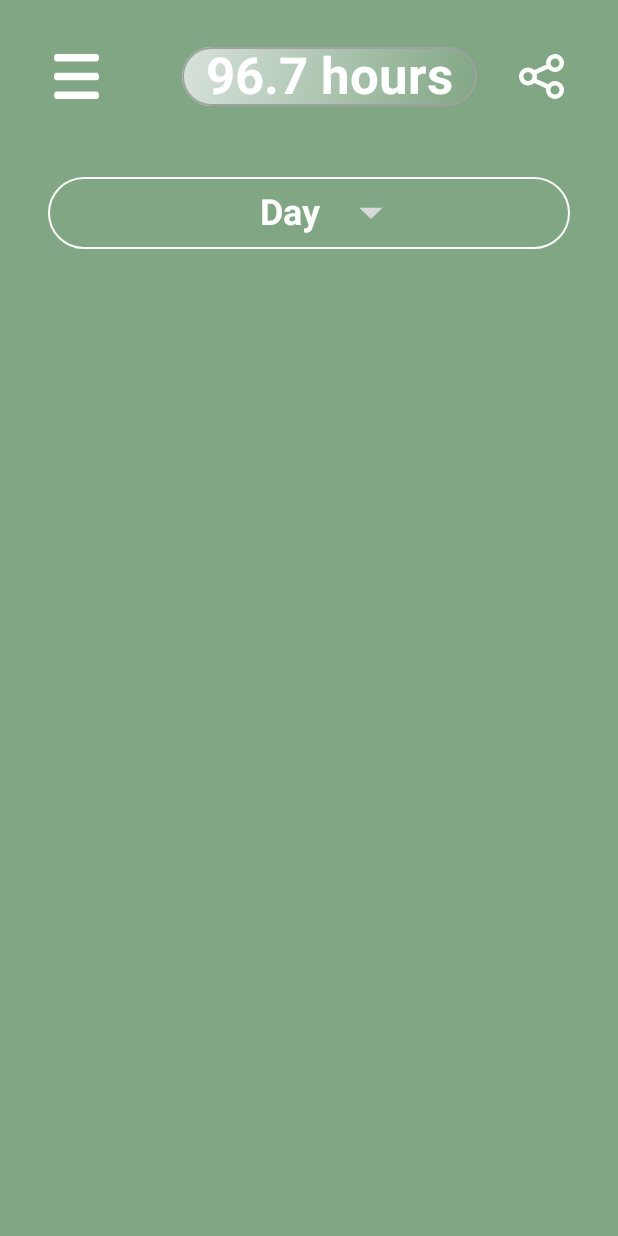
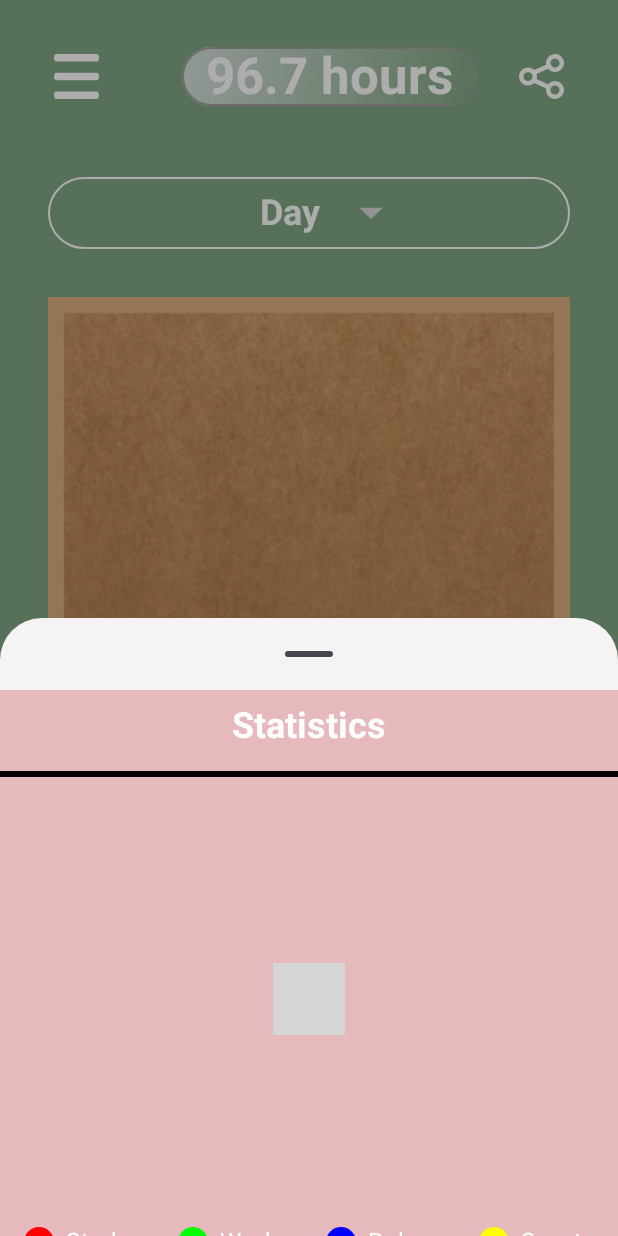
Before and after one commit to steveNguyen1206/RunRunRun, an Android app built with Jetpack Compose: the screen it shows after launch (MainActivity), on a phone screen of 412 x 824 dp. Run offline under Robolectric (Android 15) with nearby library versions, the phone set to English and light mode, and no system bars; our stand-ins replace Dagger/Hilt's generated code, window size class; libraries missing offline, so code that uses them is left out: co.yml.charts; pictures from the network do not load; 8 statements that could not run were skipped; grey boxes are pictures that could not be loaded.

Commit message:
Statictis botttom sheet OK

```diff
--- a/app/build.gradle.kts
+++ b/app/build.gradle.kts
@@ -13,7 +13,7 @@ android {
 
     defaultConfig {
         applicationId = "com.example.travlingfocus"
-        minSdk = 24
+        minSdk = 26
         targetSdk = 34
         versionCode = 1
         versionName = "1.0"
@@ -66,6 +66,9 @@ android {
 }
 
 dependencies {
+//    YCharts
+//    implementation("co.yml:ycharts:1.1.0")
+    implementation("co.yml:ycharts:2.1.0")
 
     implementation("androidx.core:core-ktx:1.12.0")
     implementation("androidx.lifecycle:lifecycle-runtime-ktx:2.7.0")
--- a/app/src/main/java/com/example/travlingfocus/composable/MyTabs.kt
+++ b/app/src/main/java/com/example/travlingfocus/composable/MyTabs.kt
@@ -203,7 +203,8 @@ fun MyTabReward(
         Image(
             modifier = Modifier
                 .padding(16.dp)
-                .padding(4.dp),
+                .padding(4.dp)
+                .width(30.dp),
             painter = painterResource(id = R.drawable.ico_share),
             contentDescription = null,
             contentScale = ContentScale.Fit,
--- /dev/null
+++ b/app/src/main/java/com/example/travlingfocus/rewardscreen/MultipleBarChart.kt
@@ -0,0 +1,249 @@
+package com.example.travlingfocus.rewardscreen
+
+import androidx.compose.foundation.Canvas
+import androidx.compose.foundation.background
+import androidx.compose.foundation.border
+import androidx.compose.foundation.gestures.Orientation
+import androidx.compose.foundation.gestures.scrollable
+import androidx.compose.foundation.horizontalScroll
+import androidx.compose.foundation.layout.Arrangement
+import androidx.compose.foundation.layout.Box
+import androidx.compose.foundation.layout.Column
+import androidx.compose.foundation.layout.Row
+import androidx.compose.foundation.layout.Spacer
+import androidx.compose.foundation.layout.fillMaxSize
+import androidx.compose.foundation.layout.fillMaxWidth
+import androidx.compose.foundation.layout.height
+import androidx.compose.foundation.layout.padding
+import androidx.compose.foundation.layout.size
+import androidx.compose.foundation.layout.width
+import androidx.compose.foundation.layout.wrapContentHeight
+import androidx.compose.foundation.layout.wrapContentSize
+import androidx.compose.foundation.rememberScrollState
+import androidx.compose.foundation.shape.RoundedCornerShape
+import androidx.compose.material3.MaterialTheme
+import androidx.compose.material3.Text
+import androidx.compose.material3.TextField
+import androidx.compose.runtime.Composable
+import androidx.compose.ui.Alignment
+import androidx.compose.ui.Modifier
+import androidx.compose.ui.draw.clip
+import androidx.compose.ui.geometry.Offset
+import androidx.compose.ui.graphics.Color
+import androidx.compose.ui.graphics.RectangleShape
+import androidx.compose.ui.input.pointer.PointerIcon.Companion.Text
+import androidx.compose.ui.tooling.preview.Preview
+import androidx.compose.ui.unit.dp
+import co.yml.charts.axis.AxisData
+import co.yml.charts.common.model.PlotType
+import co.yml.charts.common.model.Point
+import co.yml.charts.ui.barchart.GroupBarChart
+import co.yml.charts.ui.barchart.models.BarData
+import co.yml.charts.ui.barchart.models.BarPlotData
+import co.yml.charts.ui.barchart.models.BarStyle
+import co.yml.charts.ui.barchart.models.GroupBar
+import co.yml.charts.ui.barchart.models.GroupBarChartData
+import kotlin.math.max
+
+@Preview(showBackground = true)
+@Composable
+fun MultipleBarChartPreview(){
+    val groupBarData = listOf(
+        listOf(10f, 20f, 30f, 40f, 50f),
+        listOf(60f, 50f, 40f, 30f, 20f),
+        listOf(30f, 40f, 50f, 60f, 70f),
+        listOf(40f, 50f, 60f, 70f, 80f),
+        listOf(50f, 60f, 70f, 80f, 90f),
+//        listOf(60f, 70f, 80f, 90f, 100f),
+//        listOf(70f, 80f, 90f, 100f, 110f),
+//        listOf(80f, 90f, 100f, 110f, 120f),
+//        listOf(90f, 100f, 110f, 120f, 130f),
+//        listOf(100f, 110f, 120f, 130f, 140f),
+//        listOf(110f, 120f, 130f, 140f, 150f),
+//        listOf(120f, 130f, 140f, 150f, 160f),
+//        listOf(130f, 140f, 150f, 160f, 170f),
+//        listOf(140f, 150f, 160f, 170f, 180f),
+//        listOf(150f, 160f, 170f, 180f, 190f),
+//        listOf(160f, 170f, 180f, 190f, 200f),
+//        listOf(170f, 180f, 190f, 200f, 210f),
+//        listOf(180f, 190f, 200f, 210f, 220f),
+//        listOf(190f, 200f, 210f, 220f, 230f),
+//        listOf(200f, 210f, 220f, 230f, 240f),
+//        listOf(210f, 220f, 230f, 240f, 250f),
+//        listOf(220f, 230f, 240f, 250f, 260f),
+    )
+
+    val barChartListSize = groupBarData.size
+    val eachGroupBarSize = groupBarData[0].size
+    val yStepSize = 5
+    val itemBarColors = listOf<Color>(Color.Red, Color.Green, Color.Blue, Color.Yellow, Color.Magenta)
+    val itemBarNames = listOf<String>("Study", "Work", "Relax", "Sport", "Sleep")
+
+    MultipleBarChart(
+        barChartListSize = barChartListSize,
+        eachGroupBarSize = eachGroupBarSize,
+        yStepSize = yStepSize,
+        groupBarData = groupBarData,
+        itemBarColors = itemBarColors,
+        itemBarNames = itemBarNames,
+        groupBarNames = listOf("Day 1", "Day 2", "Day 3", "Day 4", "Day 5"),
+    )
+}
+
+@Composable
+fun MultipleBarChart(
+    modifier: Modifier = Modifier,
+    barChartListSize: Int,
+    eachGroupBarSize: Int,
+    yStepSize: Int = 5,
+    groupBarData: List<List<Float>>,
+    itemBarColors: List<Color>,
+    itemBarNames: List<String>,
+    groupBarNames: List<String>, // Name for each Group Bar Chart
+    ){
+
+    var max_yValue = groupBarData.flatten().maxOrNull() ?: 0f
+    max_yValue = max(max_yValue, 10f)
+    max_yValue = (max_yValue / 10).toInt() * 10f + (if (max_yValue % 10 > 0) 10f else 0f)  // round up to the nearest 10
+
+    val groupBarPlotData = BarPlotData(
+        groupBarList =  getGroupBarChartData(groupBarData, groupBarNames),  // Generate Data for each Group
+        barColorPaletteList = itemBarColors, // get Color for each Group
+        groupingSize = eachGroupBarSize,
+         barStyle= BarStyle(
+            barWidth = 12.dp,
+            paddingBetweenBars = 8.dp,
+            cornerRadius = 12.dp,
+//            barShadow = null,
+         ),
+    )
+
+    val groupBarData = groupBarPlotData.groupBarList
+
+    val xAxisData = AxisData.Builder()
+        .axisStepSize(40.dp)
+        .steps(groupBarData.size - 1)
+        .bottomPadding(10.dp)
+        .labelAndAxisLinePadding(20.dp)
+        .startDrawPadding(12.dp )
+        .labelData { index -> groupBarData[index].label }
+        .axisLabelColor(MaterialTheme.colorScheme.onPrimary)
+        .axisLineColor(MaterialTheme.colorScheme.onPrimary)
+        .backgroundColor(Color(0xFFE6B9BD))
+        .build()
+
+    val yAxisData = AxisData.Builder()
+        .steps(yStepSize)
+        .labelAndAxisLinePadding(20.dp)
+        .axisOffset(12.dp)
+        .labelData { index -> (index * (max_yValue / yStepSize)).toString() }
+        .axisLineColor(MaterialTheme.colorScheme.onPrimary)
+//        .axisLabelColor(MaterialTheme.colorScheme.onPrimary)
+        .axisLabelColor(MaterialTheme.colorScheme.onPrimary)
+        .backgroundColor(Color(0xFFE6B9BD))
+        .build()
+
+    val groupBarChartData = GroupBarChartData(
+        barPlotData = groupBarPlotData,
+        xAxisData = xAxisData,
+        yAxisData = yAxisData,
+        backgroundColor = Color(0xFFE6B9BD),
+        paddingEnd = 0.dp,
+    )
+
+    Column(
+        modifier = Modifier
+            .fillMaxWidth()
+            .wrapContentHeight()
+            .background(Color(0xFFE6B9BD)),
+        horizontalAlignment = Alignment.CenterHorizontally,
+    ){
+        // Draw top border using Canvas
+        Canvas(modifier = Modifier.fillMaxWidth()) {
+            drawLine(
+                color = Color.Black,
+                strokeWidth = 4.dp.toPx(),
+                start = Offset(0f, 0f),
+                end = Offset(size.width, 0f)
+            )
+        }
+
+        GroupBarChart(
+            modifier = modifier
+                .height(300.dp)
+                .wrapContentSize()
+                .background(Color(0xFFE6B9BD)),
+            groupBarChartData = groupBarChartData,
+
+        )
+
+        val scrollState = rememberScrollState()
+        Row(
+            modifier = Modifier
+                .wrapContentSize()
+                .horizontalScroll(scrollState),
+            horizontalArrangement = Arrangement.SpaceAround,
+        ){
+            for (i in 0 until barChartListSize){
+                ItemDesciptor(
+                    modifier = Modifier
+                        .wrapContentSize(),
+                    itemBarName = itemBarNames[i],
+                    itemBarColor = itemBarColors[i],
+                )
+            }
+        }
+    }
+}
+
+@Composable
+fun ItemDesciptor(
+    modifier: Modifier = Modifier,
+    itemBarName: String,
+    itemBarColor: Color,
+) {
+    Row(
+        modifier = modifier.padding(horizontal = 16.dp),
+        verticalAlignment = Alignment.CenterVertically,
+//        horizontalArrangement = Arrangement.Center,
+    ){
+        Box(
+            modifier = Modifier
+                .size(20.dp)
+                .clip(RoundedCornerShape(percent = 50))
+                .background(itemBarColor)
+        ) {
+
+        }
+
+        Spacer(modifier = Modifier.width(8.dp))
+
+        Text(
+            text = itemBarName,
+            modifier = Modifier
+                .wrapContentSize(),
+            color = MaterialTheme.colorScheme.onPrimary,
+        )
+}
+
+}
+
+fun getGroupBarChartData(groupBarData: List<List<Float>>, groupBarName: List<String>): List<GroupBar> {
+    val groupBarPlotData = mutableListOf<GroupBar>()
+    for (i in groupBarData.indices){
+        val barList = mutableListOf<BarData>()
+
+        for (j in groupBarData[i].indices){
+            barList.add(
+                BarData(
+                    point = Point(i.toFloat(), groupBarData[i][j] ),
+                    label = "Bar $j",
+                    description = "Bar at $i with label Bar $j hash value ${groupBarData[i][j]}"
+                )
+            )
+        }
+        groupBarPlotData.add(GroupBar(groupBarName[i] ?: i.toString(), barList))
+    }
+
+    return groupBarPlotData
+}
--- a/app/src/main/java/com/example/travlingfocus/rewardscreen/RewardScreen.kt
+++ b/app/src/main/java/com/example/travlingfocus/rewardscreen/RewardScreen.kt
@@ -1,26 +1,44 @@
 package com.example.travlingfocus.rewardscreen
 
+import android.graphics.drawable.PaintDrawable
+import android.util.Log
 import androidx.compose.foundation.Image
+import androidx.compose.foundation.background
 import androidx.compose.foundation.border
+import androidx.compose.foundation.layout.Arrangement
 import androidx.compose.foundation.layout.Box
 import androidx.compose.foundation.layout.Column
 import androidx.compose.foundation.layout.Row
 import androidx.compose.foundation.layout.Spacer
+import androidx.compose.foundation.layout.fillMaxSize
 import androidx.compose.foundation.layout.fillMaxWidth
+import androidx.compose.foundation.layout.height
 import androidx.compose.foundation.layout.padding
 import androidx.compose.foundation.layout.statusBarsPadding
 import androidx.compose.foundation.layout.width
+import androidx.compose.foundation.layout.wrapContentHeight
 import androidx.compose.foundation.layout.wrapContentSize
 import androidx.compose.foundation.shape.RoundedCornerShape
+import androidx.compose.foundation.text.ClickableText
 import androidx.compose.material.IconButton
 import androidx.compose.material.Scaffold
+import androidx.compose.material.minimumInteractiveComponentSize
 import androidx.compose.material.rememberScaffoldState
+import androidx.compose.material3.Button
+import androidx.compose.material3.ExperimentalMaterial3Api
 import androidx.compose.material3.MaterialTheme
+import androidx.compose.material3.ModalBottomSheet
 import androidx.compose.material3.Text
+import androidx.compose.material3.rememberModalBottomSheetState
 import androidx.compose.material3.windowsizeclass.WindowWidthSizeClass
 import androidx.compose.runtime.Composable
+import androidx.compose.runtime.MutableState
+import androidx.compose.runtime.State
+import androidx.compose.runtime.getValue
+import androidx.compose.runtime.mutableStateOf
 import androidx.compose.runtime.remember
 import androidx.compose.runtime.saveable.rememberSaveable
+import androidx.compose.runtime.setValue
 import androidx.compose.ui.Alignment
 import androidx.compose.ui.Modifier
 import androidx.compose.ui.draw.clip
@@ -31,12 +49,14 @@ import androidx.compose.ui.res.painterResource
 import androidx.compose.ui.text.font.FontWeight
 import androidx.compose.ui.tooling.preview.Preview
 import androidx.compose.ui.unit.dp
+import androidx.hilt.navigation.compose.hiltViewModel
 import com.example.travlingfocus.R
 import com.example.travlingfocus.composable.DisplaySpinner
 import com.example.travlingfocus.composable.MyTabBar
 import com.example.travlingfocus.composable.MyTabReward
 import com.example.travlingfocus.home.MainViewModel
 import com.example.travlingfocus.ui.theme.GreenGray
+import dagger.hilt.android.lifecycle.HiltViewModel
 
 enum class TimeType{
     Day,  Month, Year, All, Week
@@ -68,7 +88,7 @@ fun RewardScreen(
                     .fillMaxWidth()
                     .padding(16.dp)
             ){
-                MyTabReward(modifier = it, hours = 96.7)
+                MyTabReward(modifier = it, hours = viewModel.getTotalHours())
             }
         },
     ){
@@ -87,13 +107,23 @@ fun RewardContent(
     widthSize: WindowWidthSizeClass,
     viewModel: RewardViewModel
 ) {
-    Column {
+    Column(
+        modifier = modifier
+            .fillMaxWidth()
+            .wrapContentHeight(),
+        horizontalAlignment = Alignment.CenterHorizontally,
+    ) {
         RewardSpinner(
             modifier,
             widthSize,
             viewModel
         )
 
+        RewardBoard()
+
+        IconRewardBottomSheetButton(
+            modifier = modifier.weight(1f),
+            viewModel = viewModel)
 //        do more here
     }
 }
@@ -168,3 +198,125 @@ fun RewardSpinnerButton(
         }
     }
 }
+
+@Composable
+fun RewardBoard(){
+    Image(
+        painterResource(id = R.drawable.ic_board),
+        contentDescription = null,
+        Modifier
+            .padding(horizontal = 32.dp, vertical = 16.dp)
+            .fillMaxWidth()
+            .wrapContentHeight(),
+        contentScale = ContentScale.FillWidth,
+    )
+}
+
+@OptIn(ExperimentalMaterial3Api::class)
+@Composable
+fun RewardBottomSheet(
+    modifier: Modifier = Modifier,
+    viewModel: RewardViewModel,
+    onDismissRequest: () -> Unit = {}
+) {
+    val sheetState = rememberModalBottomSheetState()
+
+    ModalBottomSheet(
+        modifier = modifier,
+        onDismissRequest = {
+//            Log.d("RewardBottomSheet", "RewardBottomSheet: Dismissed")
+            onDismissRequest()
+//            Log.d("RewardBottomSheet", "RewardBottomSheet: ${viewModel.getSheetState().value}")
+        },
+        sheetState = sheetState,
+        containerColor = MaterialTheme.colorScheme.surface,
+        contentColor = MaterialTheme.colorScheme.onPrimary,
+    ) {
+        RewardBottomSheetContent(
+            modifier = Modifier
+                .fillMaxSize()
+//                .padding(16.dp)
+                .background(Color(0xFFE6B9BD)),
+            viewModel = viewModel,
+        )
+    }
+}
+
+@Composable
+fun RewardBottomSheetContent(
+    modifier: Modifier = Modifier,
+    viewModel: RewardViewModel
+){
+    Column(
+        horizontalAlignment = Alignment.CenterHorizontally,
+        modifier = modifier,
+    ){
+        Text(
+            text = "Statistics",
+            style = MaterialTheme.typography.headlineSmall,
+            fontWeight = FontWeight.Bold,
+            modifier = Modifier.padding(top = 8.dp),)
+
+        Spacer(modifier = Modifier.height(16.dp))
+
+//        Example
+        MultipleBarChartPreview()
+//        MultipleBarChart(
+//            modifier = Modifier
+//                .fillMaxWidth()
+//                .height(200.dp),
+//            viewModel = viewModel,
+//        )
+    }
+}
+
+@Composable
+fun IconRewardBottomSheetButton(
+    modifier: Modifier = Modifier,
+    viewModel: RewardViewModel
+){
+    Column(
+        modifier = modifier.padding(bottom =  32.dp),
+        verticalArrangement = Arrangement.Center,
+        horizontalAlignment = Alignment.CenterHorizontally,
+    ) {
+        IconButton(
+            onClick = {
+                viewModel.openBottomSheet()
+            },
+            modifier = Modifier
+                .wrapContentSize()
+                .clip(RoundedCornerShape(48.dp))
+                .border(
+                    width = 1.dp,
+                    color = MaterialTheme.colorScheme.onPrimary,
+                    RoundedCornerShape(48.dp),
+                )
+                .background(MaterialTheme.colorScheme.secondary)
+        ) {
+            Text(
+                text = "Statistics",
+                style = MaterialTheme.typography.bodyLarge,
+                modifier = modifier.padding(horizontal = 16.dp, vertical = 8.dp),
+                color = MaterialTheme.colorScheme.onSecondary,
+            )
+        }
+
+        if(viewModel.getSheetState().value) {
+            RewardBottomSheet(
+                viewModel = viewModel,
+                onDismissRequest = {
+                    viewModel.closeBottomSheet()
+                }
+            )
+        }
+    }
+}
+
+@Preview(showBackground = true, backgroundColor = 0xFF81A684)
+@Composable
+fun RewardBottomSheetPreview(){
+//    val viewModel = hiltViewModel<RewardViewModel>()
+    val viewModel = RewardViewModel()
+    IconRewardBottomSheetButton(viewModel = viewModel)
+}
--- a/app/src/main/java/com/example/travlingfocus/rewardscreen/RewardViewModel.kt
+++ b/app/src/main/java/com/example/travlingfocus/rewardscreen/RewardViewModel.kt
@@ -1,5 +1,7 @@
 package com.example.travlingfocus.rewardscreen
 
+import androidx.compose.runtime.MutableState
+import androidx.compose.runtime.State
 import androidx.compose.runtime.getValue
 import androidx.compose.runtime.mutableStateOf
 import androidx.compose.runtime.setValue
@@ -34,4 +36,23 @@ class RewardViewModel @Inject constructor(
             TimeType.All -> "All Time"
         }
     }
+
+
+//  Bottom Sheet State
+    var isSheetOpen = mutableStateOf(true)
+
+    fun getSheetState(): State<Boolean>{
+        return isSheetOpen
+    }
+    fun openBottomSheet(){
+        isSheetOpen.value = true
+    }
+    fun closeBottomSheet(){
+        isSheetOpen.value = false
+    }
+
+    // Data
+    fun getTotalHours() : Double {
+        return 96.7
+    }
 }
--- a/gradle/libs.versions.toml
+++ b/gradle/libs.versions.toml
@@ -4,7 +4,7 @@
 #####
 [versions]
 accompanist = "0.32.0"
-androidGradlePlugin = "8.2.0"
+androidGradlePlugin = "8.2.1"
 androidx-activity-compose = "1.8.2"
 androidx-appcompat = "1.6.1"
 androidx-benchmark = "1.2.0"
```
Also changed, not shown: app/src/main/res/drawable/ic_board.png (added).
